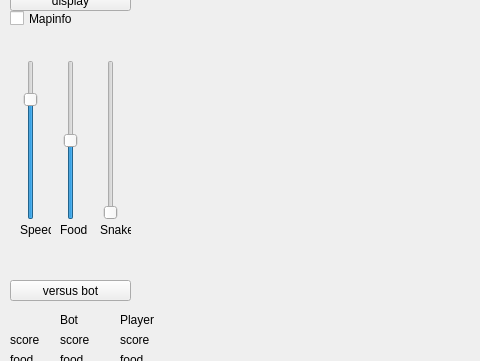
Before: the Qt Designer form examples/Snake/snake.ui in KROIA/Neural-net, drawn with Qt 5; both pictures show x 0 to 480 and y 230 to 591 of the 1279 by 815 pixel window.
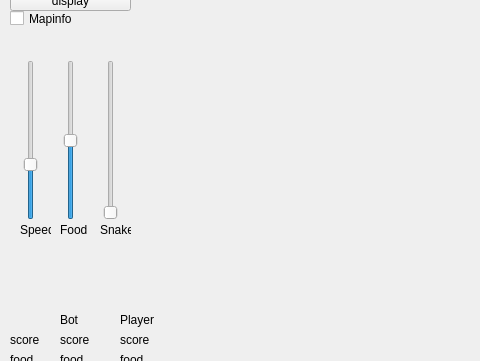
After: the same form once the commit is applied.

Diff of the .ui file:
```diff
--- a/examples/Snake/snake.ui
+++ b/examples/Snake/snake.ui
@@ -144,7 +144,7 @@
      </rect>
     </property>
     <property name="minimum">
-     <number>50</number>
+     <number>350</number>
     </property>
     <property name="maximum">
      <number>500</number>
@@ -502,19 +502,6 @@
      <string>steps</string>
     </property>
    </widget>
-   <widget class="QPushButton" name="versusBot_pushButton">
-    <property name="geometry">
-     <rect>
-      <x>10</x>
-      <y>510</y>
-      <width>121</width>
-      <height>21</height>
-     </rect>
-    </property>
-    <property name="text">
-     <string>versus bot</string>
-    </property>
-   </widget>
    <widget class="QLabel" name="label_11">
     <property name="geometry">
      <rect>
```
